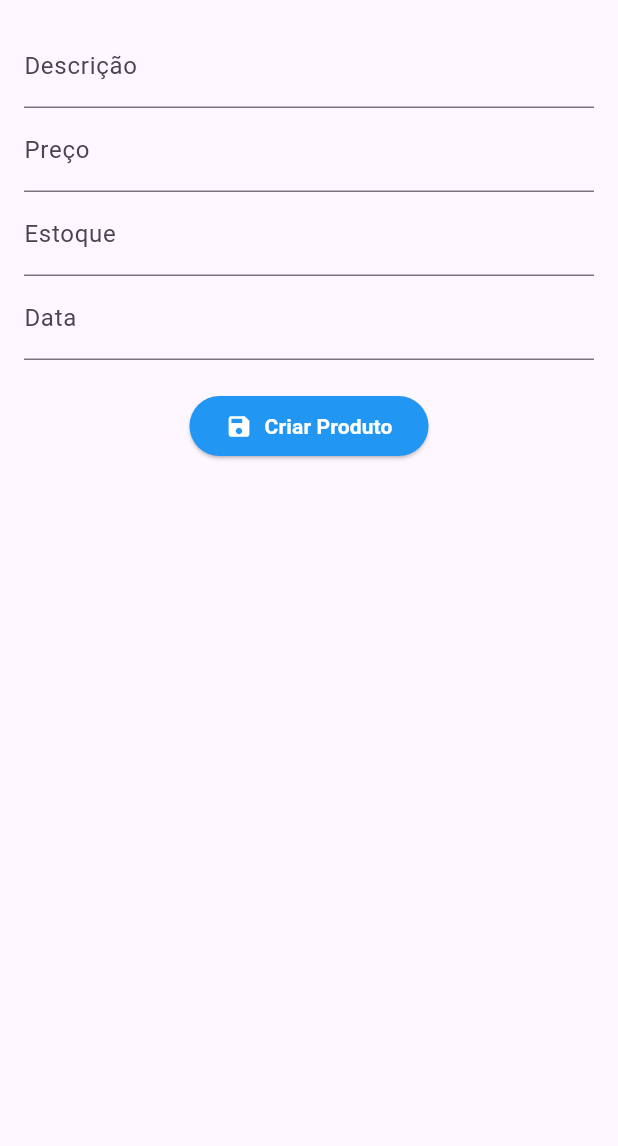
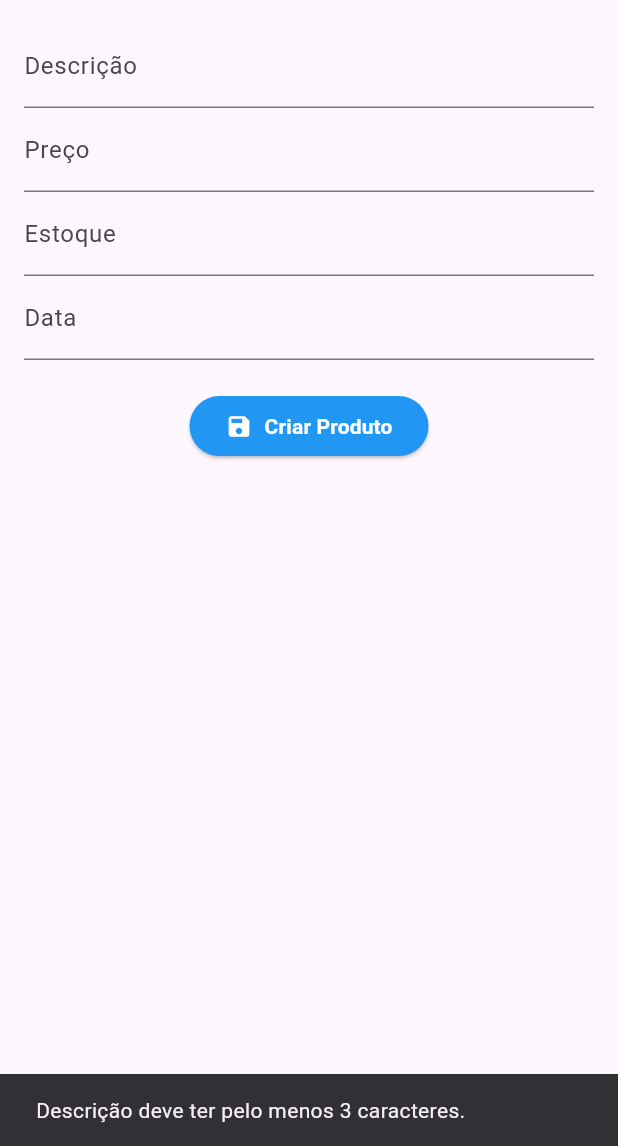
Before and after one commit to joaoPAndrade/produtos-web, a Flutter app: the CriarProdutoPage screen opened directly, after a tap on "Criar Produto", on a phone screen of 412 x 824 dp, the part 90-1236 px from its top. Run offline on Flutter 3.47's test engine with Material 3 defaults, Android fonts, the phone set to English and light mode, and no system bars; network calls fail.

Commit message:
fix: colocando validação no formulario

```diff
--- a/produtos_web/lib/pages/widgets/formulario_widget.dart
+++ b/produtos_web/lib/pages/widgets/formulario_widget.dart
@@ -104,6 +104,38 @@ class FormularioWidgetState extends State<FormularioWidget> {
             constraints: const BoxConstraints(maxWidth: 200),
             child: ElevatedButton(
               onPressed: () {
+
+                if (descricaoController.text.length < 3) {
+                  ScaffoldMessenger.of(context).showSnackBar(
+                    const SnackBar(
+                        content: Text(
+                            "Descrição deve ter pelo menos 3 caracteres.")),
+                  );
+                  return;
+                }
+                if (double.tryParse(precoController.text) == null ||
+                    double.parse(precoController.text) <= 0) {
+                  ScaffoldMessenger.of(context).showSnackBar(
+                    const SnackBar(
+                        content: Text("Preço deve ser maior que zero.")),
+                  );
+                  return;
+                }
+                if (int.tryParse(estoqueController.text) == null ||
+                    int.parse(estoqueController.text) <= 0) {
+                  ScaffoldMessenger.of(context).showSnackBar(
+                    const SnackBar(
+                        content: Text("Estoque deve ser maior que zero.")),
+                  );
+                  return;
+                }
+                if (dataController.text.isEmpty) {
+                  ScaffoldMessenger.of(context).showSnackBar(
+                    const SnackBar(content: Text("Data é obrigatória.")),
+                  );
+                  return;
+                }
+
                 final novoProduto = {
                   "descricao": descricaoController.text,
                   "preco": double.tryParse(precoController.text) ?? 0.0,
--- a/produtos_web/lib/pages/widgets/produto_widget.dart
+++ b/produtos_web/lib/pages/widgets/produto_widget.dart
@@ -15,7 +15,7 @@ class ProdutoWidget extends StatelessWidget {
     return Container(
       margin: const EdgeInsets.all(8),
       decoration: BoxDecoration(
-        color: const Color.fromARGB(255, 162, 212, 253),
+        color: const Color.fromARGB(255, 144, 203, 252),
         borderRadius: BorderRadius.circular(8.0),
       ),
       constraints: const BoxConstraints(
@@ -26,7 +26,7 @@ class ProdutoWidget extends StatelessWidget {
         title: Text(
           produto.descricao,
           style: const TextStyle(
-            color: Colors.black,
+            color: Colors.white,
             fontWeight: FontWeight.bold,
           ),
         ),
```
